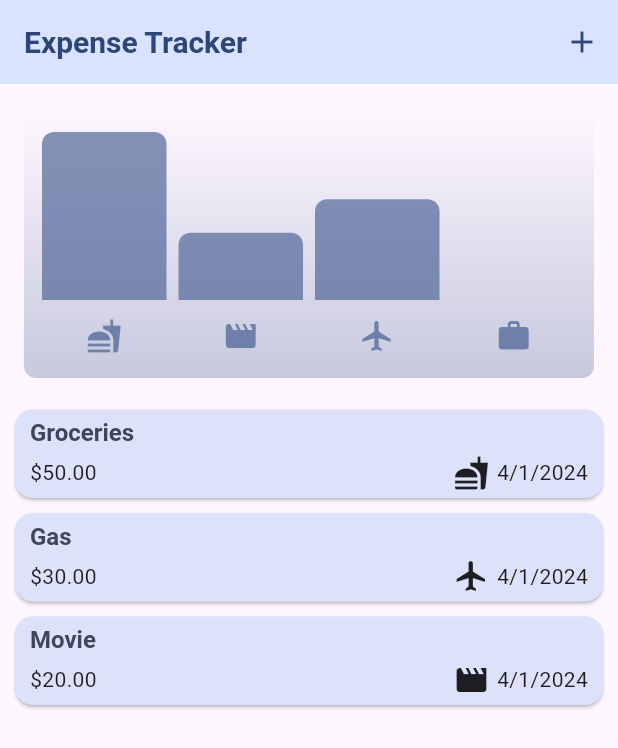
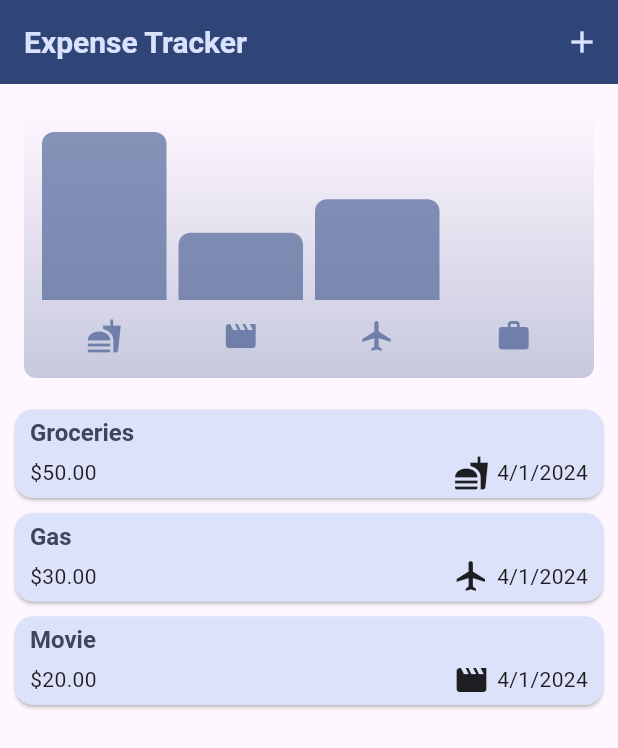
Before and after one commit to ahmedsilinii/expense_tracker_app, a Flutter app: the screen it shows after launch, on a phone screen of 412 x 824 dp. Shown: the top 748 px of the screen. Run offline on Flutter 3.47's test engine with Material 3 defaults, Android fonts, the phone set to English and light mode, and no system bars.

Commit message:
styling changes
only needs refactoring

```diff
--- a/lib/main.dart
+++ b/lib/main.dart
@@ -2,12 +2,13 @@ import 'package:expense_tracker_app/widgets/expenses.dart';
 import 'package:flutter/material.dart';
 import 'package:flutter/services.dart';
 
-var kColorScheme =
-    ColorScheme.fromSeed(seedColor: const Color.fromARGB(255, 29, 57, 112));
+var kColorScheme = ColorScheme.fromSeed(
+  seedColor: Color.fromARGB(255, 19, 47, 102),
+);
 
 var kDarkColorScheme = ColorScheme.fromSeed(
   brightness: Brightness.dark,
-  seedColor: const Color.fromARGB(255, 14, 31, 63),
+  seedColor: const Color.fromARGB(255, 166, 170, 176),
 );
 
 void main() {
@@ -46,8 +47,8 @@ class MainApp extends StatelessWidget {
       theme: ThemeData().copyWith(
         colorScheme: kColorScheme,
         appBarTheme: AppBarTheme(
-          backgroundColor: kColorScheme.primaryContainer,
-          foregroundColor: kColorScheme.onPrimaryContainer,
+          backgroundColor: kColorScheme.onPrimaryContainer,
+          foregroundColor: kColorScheme.primaryContainer,
         ),
         cardTheme: CardTheme(
           color: kColorScheme.secondaryContainer,
```
